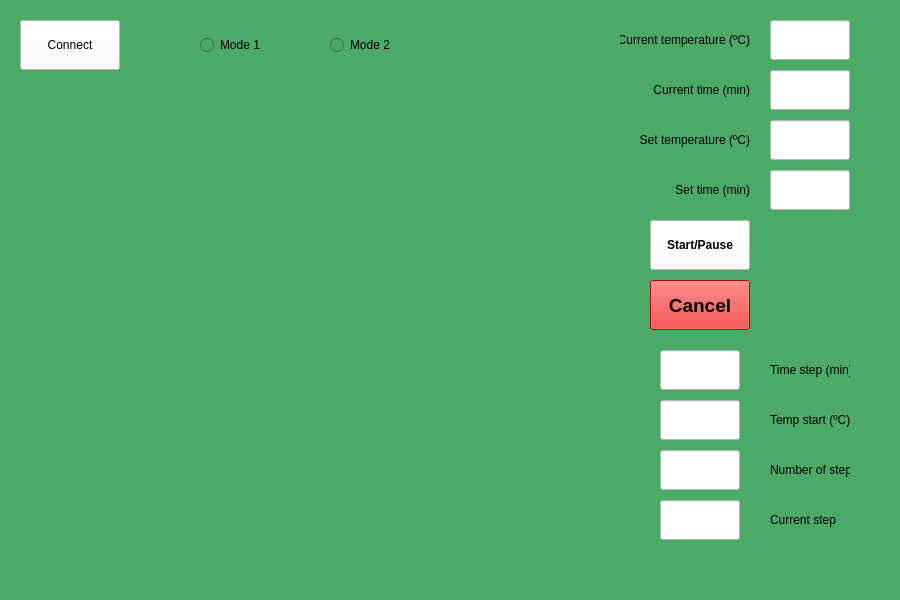
NaldoHoracio/TemperatureControlSystem, file TCSystem.ui: the form before one commit.
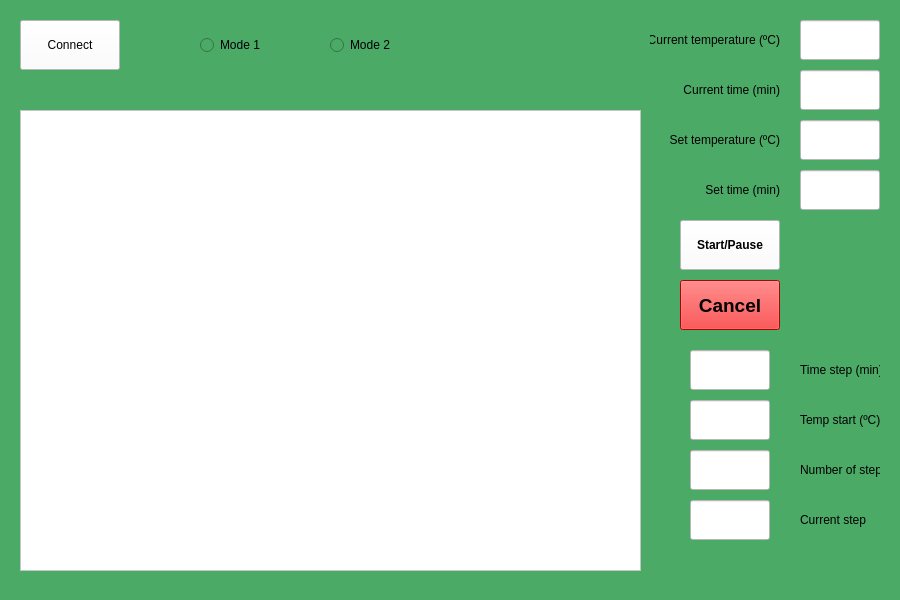
The form after the commit.

Commit message: Update TCSystem. Ajustando o tamanho.

Diff of the .ui file:
```diff
--- a/TCSystem.ui
+++ b/TCSystem.ui
@@ -36,7 +36,7 @@
    <widget class="QPushButton" name="pushButton_2">
     <property name="geometry">
      <rect>
-      <x>650</x>
+      <x>680</x>
       <y>220</y>
       <width>100</width>
       <height>50</height>
@@ -58,7 +58,7 @@
    <widget class="QPushButton" name="pushButton_3">
     <property name="geometry">
      <rect>
-      <x>650</x>
+      <x>680</x>
       <y>280</y>
       <width>100</width>
       <height>50</height>
@@ -107,7 +107,7 @@
    <widget class="QLineEdit" name="lineEdit">
     <property name="geometry">
      <rect>
-      <x>660</x>
+      <x>690</x>
       <y>350</y>
       <width>80</width>
       <height>40</height>
@@ -120,7 +120,7 @@
    <widget class="QLabel" name="label">
     <property name="geometry">
      <rect>
-      <x>770</x>
+      <x>800</x>
       <y>350</y>
       <width>80</width>
       <height>40</height>
@@ -133,7 +133,7 @@
    <widget class="QLineEdit" name="lineEdit_2">
     <property name="geometry">
      <rect>
-      <x>660</x>
+      <x>690</x>
       <y>400</y>
       <width>80</width>
       <height>40</height>
@@ -146,7 +146,7 @@
    <widget class="QLabel" name="label_2">
     <property name="geometry">
      <rect>
-      <x>770</x>
+      <x>800</x>
       <y>400</y>
       <width>80</width>
       <height>40</height>
@@ -159,7 +159,7 @@
    <widget class="QLineEdit" name="lineEdit_3">
     <property name="geometry">
      <rect>
-      <x>660</x>
+      <x>690</x>
       <y>450</y>
       <width>80</width>
       <height>40</height>
@@ -172,7 +172,7 @@
    <widget class="QLineEdit" name="lineEdit_4">
     <property name="geometry">
      <rect>
-      <x>660</x>
+      <x>690</x>
       <y>500</y>
       <width>80</width>
       <height>40</height>
@@ -185,7 +185,7 @@
    <widget class="QLabel" name="label_3">
     <property name="geometry">
      <rect>
-      <x>770</x>
+      <x>800</x>
       <y>450</y>
       <width>80</width>
       <height>40</height>
@@ -198,7 +198,7 @@
    <widget class="QLabel" name="label_4">
     <property name="geometry">
      <rect>
-      <x>770</x>
+      <x>800</x>
       <y>500</y>
       <width>80</width>
       <height>40</height>
@@ -211,7 +211,7 @@
    <widget class="QLineEdit" name="lineEdit_5">
     <property name="geometry">
      <rect>
-      <x>770</x>
+      <x>800</x>
       <y>20</y>
       <width>80</width>
       <height>40</height>
@@ -224,7 +224,7 @@
    <widget class="QLineEdit" name="lineEdit_6">
     <property name="geometry">
      <rect>
-      <x>770</x>
+      <x>800</x>
       <y>70</y>
       <width>80</width>
       <height>40</height>
@@ -237,7 +237,7 @@
    <widget class="QLineEdit" name="lineEdit_7">
     <property name="geometry">
      <rect>
-      <x>770</x>
+      <x>800</x>
       <y>120</y>
       <width>80</width>
       <height>40</height>
@@ -250,7 +250,7 @@
    <widget class="QLineEdit" name="lineEdit_8">
     <property name="geometry">
      <rect>
-      <x>770</x>
+      <x>800</x>
       <y>170</y>
       <width>80</width>
       <height>40</height>
@@ -263,7 +263,7 @@
    <widget class="QLabel" name="label_5">
     <property name="geometry">
      <rect>
-      <x>620</x>
+      <x>650</x>
       <y>20</y>
       <width>130</width>
       <height>40</height>
@@ -279,7 +279,7 @@
    <widget class="QLabel" name="label_6">
     <property name="geometry">
      <rect>
-      <x>620</x>
+      <x>650</x>
       <y>70</y>
       <width>130</width>
       <height>40</height>
@@ -295,7 +295,7 @@
    <widget class="QLabel" name="label_7">
     <property name="geometry">
      <rect>
-      <x>620</x>
+      <x>650</x>
       <y>120</y>
       <width>130</width>
       <height>40</height>
@@ -311,7 +311,7 @@
    <widget class="QLabel" name="label_8">
     <property name="geometry">
      <rect>
-      <x>620</x>
+      <x>650</x>
       <y>170</y>
       <width>130</width>
       <height>40</height>
@@ -324,6 +324,19 @@
      <set>Qt::AlignRight|Qt::AlignTrailing|Qt::AlignVCenter</set>
     </property>
    </widget>
+   <widget class="QGraphicsView" name="graphicsView">
+    <property name="geometry">
+     <rect>
+      <x>20</x>
+      <y>110</y>
+      <width>621</width>
+      <height>461</height>
+     </rect>
+    </property>
+    <property name="styleSheet">
+     <string notr="true">background-color: rgb(255, 255, 255);</string>
+    </property>
+   </widget>
   </widget>
   <widget class="QMenuBar" name="menubar">
    <property name="geometry">
```
Left out of the diff: 42 changed lines with no effect on the pictures. The commit also changes 2 other files.
